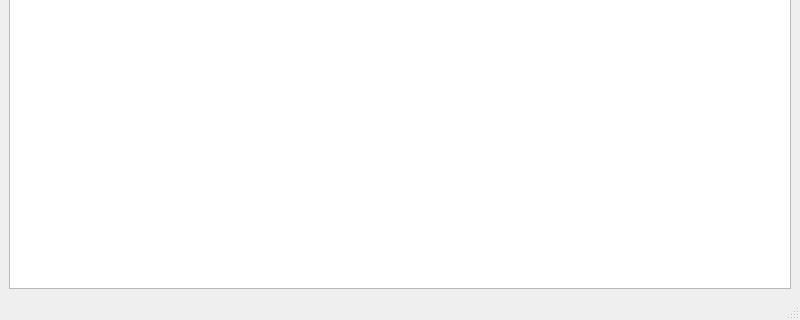
DImiir/git-espresso, file main.ui: the form before one commit; both pictures show x 0 to 800 and y 280 to 600 of the 800 by 600 pixel window.
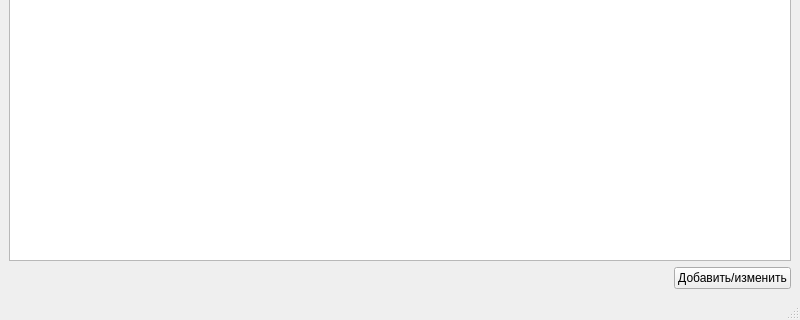
The form after the commit.

Diff of the .ui file:
```diff
--- a/main.ui
+++ b/main.ui
@@ -15,7 +15,27 @@
   </property>
   <widget class="QWidget" name="centralwidget">
    <layout class="QGridLayout" name="gridLayout">
-    <item row="0" column="0">
+    <item row="1" column="1">
+     <widget class="QPushButton" name="add_change_window">
+      <property name="text">
+       <string>Добавить/изменить</string>
+      </property>
+     </widget>
+    </item>
+    <item row="1" column="0">
+     <spacer name="horizontalSpacer">
+      <property name="orientation">
+       <enum>Qt::Horizontal</enum>
+      </property>
+      <property name="sizeHint" stdset="0">
+       <size>
+        <width>40</width>
+        <height>20</height>
+       </size>
+      </property>
+     </spacer>
+    </item>
+    <item row="0" column="0" colspan="2">
      <widget class="QTableWidget" name="table"/>
     </item>
    </layout>
```
